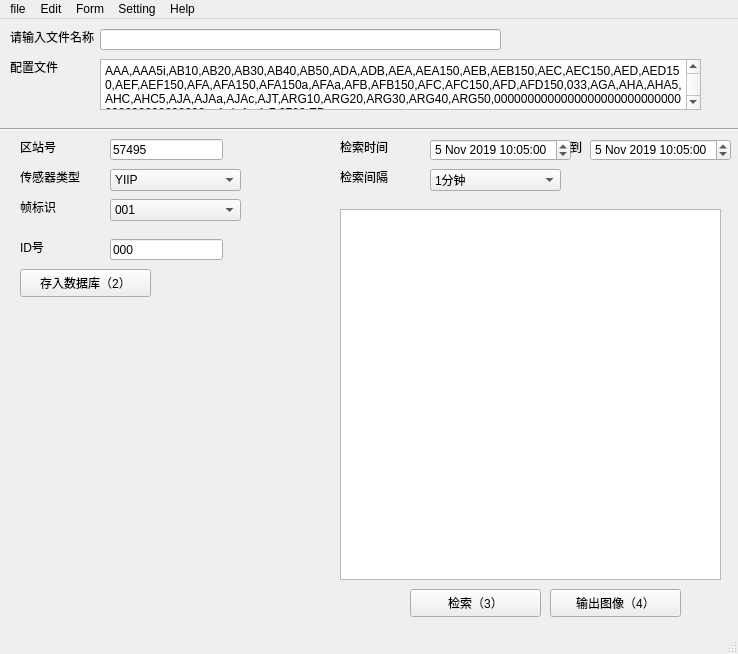
This is untitled.ui in Gzk738/HUAYUN-visualization as Qt 5 draws it before an edit. The edited form follows.
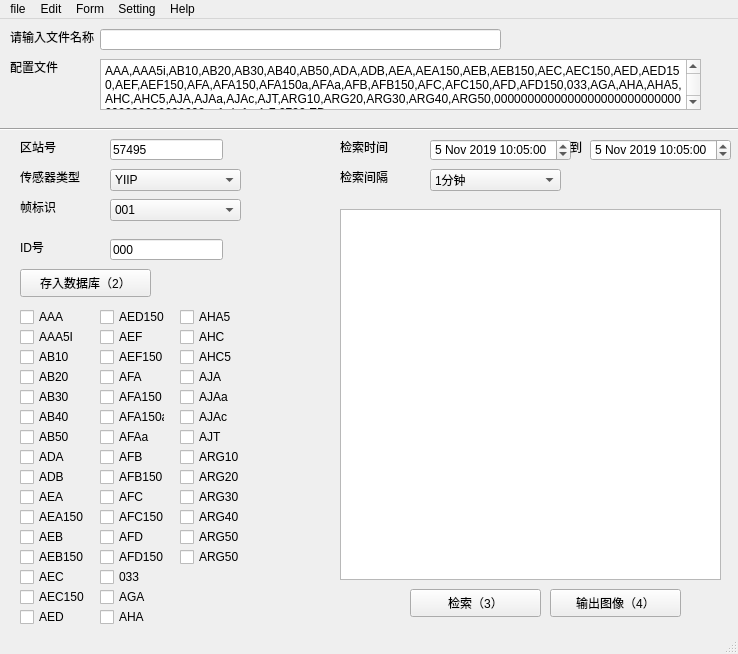
This is the edited form.

```diff
--- a/untitled.ui
+++ b/untitled.ui
@@ -380,6 +380,591 @@
      <string>输出图像（4）</string>
     </property>
    </widget>
+   <widget class="QCheckBox" name="checkBox">
+    <property name="geometry">
+     <rect>
+      <x>20</x>
+      <y>290</y>
+      <width>65</width>
+      <height>16</height>
+     </rect>
+    </property>
+    <property name="text">
+     <string>AAA</string>
+    </property>
+   </widget>
+   <widget class="QCheckBox" name="checkBox_2">
+    <property name="geometry">
+     <rect>
+      <x>20</x>
+      <y>310</y>
+      <width>65</width>
+      <height>16</height>
+     </rect>
+    </property>
+    <property name="text">
+     <string>AAA5I</string>
+    </property>
+   </widget>
+   <widget class="QCheckBox" name="checkBox_3">
+    <property name="geometry">
+     <rect>
+      <x>20</x>
+      <y>330</y>
+      <width>65</width>
+      <height>16</height>
+     </rect>
+    </property>
+    <property name="text">
+     <string>AB10</string>
+    </property>
+   </widget>
+   <widget class="QCheckBox" name="checkBox_4">
+    <property name="geometry">
+     <rect>
+      <x>20</x>
+      <y>350</y>
+      <width>65</width>
+      <height>16</height>
+     </rect>
+    </property>
+    <property name="text">
+     <string>AB20</string>
+    </property>
+   </widget>
+   <widget class="QCheckBox" name="checkBox_5">
+    <property name="geometry">
+     <rect>
+      <x>20</x>
+      <y>370</y>
+      <width>65</width>
+      <height>16</height>
+     </rect>
+    </property>
+    <property name="text">
+     <string>AB30</string>
+    </property>
+   </widget>
+   <widget class="QCheckBox" name="checkBox_6">
+    <property name="geometry">
+     <rect>
+      <x>20</x>
+      <y>390</y>
+      <width>65</width>
+      <height>16</height>
+     </rect>
+    </property>
+    <property name="text">
+     <string>AB40</string>
+    </property>
+   </widget>
+   <widget class="QCheckBox" name="checkBox_7">
+    <property name="geometry">
+     <rect>
+      <x>20</x>
+      <y>410</y>
+      <width>65</width>
+      <height>16</height>
+     </rect>
+    </property>
+    <property name="text">
+     <string>AB50</string>
+    </property>
+   </widget>
+   <widget class="QCheckBox" name="checkBox_8">
+    <property name="geometry">
+     <rect>
+      <x>20</x>
+      <y>430</y>
+      <width>65</width>
+      <height>16</height>
+     </rect>
+    </property>
+    <property name="text">
+     <string>ADA</string>
+    </property>
+   </widget>
+   <widget class="QCheckBox" name="checkBox_9">
+    <property name="geometry">
+     <rect>
+      <x>20</x>
+      <y>450</y>
+      <width>65</width>
+      <height>16</height>
+     </rect>
+    </property>
+    <property name="text">
+     <string>ADB</string>
+    </property>
+   </widget>
+   <widget class="QCheckBox" name="checkBox_10">
+    <property name="geometry">
+     <rect>
+      <x>20</x>
+      <y>470</y>
+      <width>65</width>
+      <height>16</height>
+     </rect>
+    </property>
+    <property name="text">
+     <string>AEA</string>
+    </property>
+   </widget>
+   <widget class="QCheckBox" name="checkBox_11">
+    <property name="geometry">
+     <rect>
+      <x>20</x>
+      <y>490</y>
+      <width>65</width>
+      <height>16</height>
+     </rect>
+    </property>
+    <property name="text">
+     <string>AEA150</string>
+    </property>
+   </widget>
+   <widget class="QCheckBox" name="checkBox_12">
+    <property name="geometry">
+     <rect>
+      <x>20</x>
+      <y>510</y>
+      <width>65</width>
+      <height>16</height>
+     </rect>
+    </property>
+    <property name="text">
+     <string>AEB</string>
+    </property>
+   </widget>
+   <widget class="QCheckBox" name="checkBox_13">
+    <property name="geometry">
+     <rect>
+      <x>20</x>
+      <y>530</y>
+      <width>65</width>
+      <height>16</height>
+     </rect>
+    </property>
+    <property name="text">
+     <string>AEB150</string>
+    </property>
+   </widget>
+   <widget class="QCheckBox" name="checkBox_14">
+    <property name="geometry">
+     <rect>
+      <x>20</x>
+      <y>550</y>
+      <width>65</width>
+      <height>16</height>
+     </rect>
+    </property>
+    <property name="text">
+     <string>AEC</string>
+    </property>
+   </widget>
+   <widget class="QCheckBox" name="checkBox_15">
+    <property name="geometry">
+     <rect>
+      <x>20</x>
+      <y>570</y>
+      <width>65</width>
+      <height>16</height>
+     </rect>
+    </property>
+    <property name="text">
+     <string>AEC150</string>
+    </property>
+   </widget>
+   <widget class="QCheckBox" name="checkBox_16">
+    <property name="geometry">
+     <rect>
+      <x>20</x>
+      <y>590</y>
+      <width>65</width>
+      <height>16</height>
+     </rect>
+    </property>
+    <property name="text">
+     <string>AED</string>
+    </property>
+   </widget>
+   <widget class="QCheckBox" name="checkBox_18">
+    <property name="geometry">
+     <rect>
+      <x>100</x>
+      <y>550</y>
+      <width>65</width>
+      <height>16</height>
+     </rect>
+    </property>
+    <property name="text">
+     <string>033</string>
+    </property>
+   </widget>
+   <widget class="QCheckBox" name="checkBox_19">
+    <property name="geometry">
+     <rect>
+      <x>100</x>
+      <y>290</y>
+      <width>65</width>
+      <height>16</height>
+     </rect>
+    </property>
+    <property name="text">
+     <string>AED150</string>
+    </property>
+   </widget>
+   <widget class="QCheckBox" name="checkBox_20">
+    <property name="geometry">
+     <rect>
+      <x>100</x>
+      <y>370</y>
+      <width>65</width>
+      <height>16</height>
+     </rect>
+    </property>
+    <property name="text">
+     <string>AFA150</string>
+    </property>
+   </widget>
+   <widget class="QCheckBox" name="checkBox_21">
+    <property name="geometry">
+     <rect>
+      <x>100</x>
+      <y>390</y>
+      <width>65</width>
+      <height>16</height>
+     </rect>
+    </property>
+    <property name="text">
+     <string>AFA150a</string>
+    </property>
+   </widget>
+   <widget class="QCheckBox" name="checkBox_22">
+    <property name="geometry">
+     <rect>
+      <x>100</x>
+      <y>430</y>
+      <width>65</width>
+      <height>16</height>
+     </rect>
+    </property>
+    <property name="text">
+     <string>AFB</string>
+    </property>
+   </widget>
+   <widget class="QCheckBox" name="checkBox_23">
+    <property name="geometry">
+     <rect>
+      <x>100</x>
+      <y>570</y>
+      <width>65</width>
+      <height>16</height>
+     </rect>
+    </property>
+    <property name="text">
+     <string>AGA</string>
+    </property>
+   </widget>
+   <widget class="QCheckBox" name="checkBox_24">
+    <property name="geometry">
+     <rect>
+      <x>100</x>
+      <y>450</y>
+      <width>65</width>
+      <height>16</height>
+     </rect>
+    </property>
+    <property name="text">
+     <string>AFB150</string>
+    </property>
+   </widget>
+   <widget class="QCheckBox" name="checkBox_25">
+    <property name="geometry">
+     <rect>
+      <x>100</x>
+      <y>330</y>
+      <width>65</width>
+      <height>16</height>
+     </rect>
+    </property>
+    <property name="text">
+     <string>AEF150</string>
+    </property>
+   </widget>
+   <widget class="QCheckBox" name="checkBox_26">
+    <property name="geometry">
+     <rect>
+      <x>100</x>
+      <y>310</y>
+      <width>65</width>
+      <height>16</height>
+     </rect>
+    </property>
+    <property name="text">
+     <string>AEF</string>
+    </property>
+   </widget>
+   <widget class="QCheckBox" name="checkBox_27">
+    <property name="geometry">
+     <rect>
+      <x>100</x>
+      <y>470</y>
+      <width>65</width>
+      <height>16</height>
+     </rect>
+    </property>
+    <property name="text">
+     <string>AFC</string>
+    </property>
+   </widget>
+   <widget class="QCheckBox" name="checkBox_28">
+    <property name="geometry">
+     <rect>
+      <x>100</x>
+      <y>590</y>
+      <width>65</width>
+      <height>16</height>
+     </rect>
+    </property>
+    <property name="text">
+     <string>AHA</string>
+    </property>
+   </widget>
+   <widget class="QCheckBox" name="checkBox_29">
+    <property name="geometry">
+     <rect>
+      <x>100</x>
+      <y>490</y>
+      <width>65</width>
+      <height>16</height>
+     </rect>
+    </property>
+    <property name="text">
+     <string>AFC150</string>
+    </property>
+   </widget>
+   <widget class="QCheckBox" name="checkBox_30">
+    <property name="geometry">
+     <rect>
+      <x>100</x>
+      <y>350</y>
+      <width>65</width>
+      <height>16</height>
+     </rect>
+    </property>
+    <property name="text">
+     <string>AFA</string>
+    </property>
+   </widget>
+   <widget class="QCheckBox" name="checkBox_31">
+    <property name="geometry">
+     <rect>
+      <x>100</x>
+      <y>530</y>
+      <width>65</width>
+      <height>16</height>
+     </rect>
+    </property>
+    <property name="text">
+     <string>AFD150</string>
+    </property>
+   </widget>
+   <widget class="QCheckBox" name="checkBox_32">
+    <property name="geometry">
+     <rect>
+      <x>100</x>
+      <y>510</y>
+      <width>65</width>
+      <height>16</height>
+     </rect>
+    </property>
+    <property name="text">
+     <string>AFD</string>
+    </property>
+   </widget>
+   <widget class="QCheckBox" name="checkBox_33">
+    <property name="geometry">
+     <rect>
+      <x>100</x>
+      <y>410</y>
+      <width>65</width>
+      <height>16</height>
+     </rect>
+    </property>
+    <property name="text">
+     <string>AFAa</string>
+    </property>
+   </widget>
+   <widget class="QCheckBox" name="checkBox_35">
+    <property name="geometry">
+     <rect>
+      <x>180</x>
+      <y>290</y>
+      <width>65</width>
+      <height>16</height>
+     </rect>
+    </property>
+    <property name="text">
+     <string>AHA5</string>
+    </property>
+   </widget>
+   <widget class="QCheckBox" name="checkBox_36">
+    <property name="geometry">
+     <rect>
+      <x>180</x>
+      <y>370</y>
+      <width>65</width>
+      <height>16</height>
+     </rect>
+    </property>
+    <property name="text">
+     <string>AJAa</string>
+    </property>
+   </widget>
+   <widget class="QCheckBox" name="checkBox_37">
+    <property name="geometry">
+     <rect>
+      <x>180</x>
+      <y>390</y>
+      <width>65</width>
+      <height>16</height>
+     </rect>
+    </property>
+    <property name="text">
+     <string>AJAc</string>
+    </property>
+   </widget>
+   <widget class="QCheckBox" name="checkBox_38">
+    <property name="geometry">
+     <rect>
+      <x>180</x>
+      <y>430</y>
+      <width>65</width>
+      <height>16</height>
+     </rect>
+    </property>
+    <property name="text">
+     <string>ARG10</string>
+    </property>
+   </widget>
+   <widget class="QCheckBox" name="checkBox_40">
+    <property name="geometry">
+     <rect>
+      <x>180</x>
+      <y>450</y>
+      <width>65</width>
+      <height>16</height>
+     </rect>
+    </property>
+    <property name="text">
+     <string>ARG20</string>
+    </property>
+   </widget>
+   <widget class="QCheckBox" name="checkBox_41">
+    <property name="geometry">
+     <rect>
+      <x>180</x>
+      <y>330</y>
+      <width>65</width>
+      <height>16</height>
+     </rect>
+    </property>
+    <property name="text">
+     <string>AHC5</string>
+    </property>
+   </widget>
+   <widget class="QCheckBox" name="checkBox_42">
+    <property name="geometry">
+     <rect>
+      <x>180</x>
+      <y>310</y>
+      <width>65</width>
+      <height>16</height>
+     </rect>
+    </property>
+    <property name="text">
+     <string>AHC</string>
+    </property>
+   </widget>
+   <widget class="QCheckBox" name="checkBox_43">
+    <property name="geometry">
+     <rect>
+      <x>180</x>
+      <y>470</y>
+      <width>65</width>
+      <height>16</height>
+     </rect>
+    </property>
+    <property name="text">
+     <string>ARG30</string>
+    </property>
+   </widget>
+   <widget class="QCheckBox" name="checkBox_45">
+    <property name="geometry">
+     <rect>
+      <x>180</x>
+      <y>490</y>
+      <width>65</width>
+      <height>16</height>
+     </rect>
+    </property>
+    <property name="text">
+     <string>ARG40</string>
+    </property>
+   </widget>
+   <widget class="QCheckBox" name="checkBox_46">
+    <property name="geometry">
+     <rect>
+      <x>180</x>
+      <y>350</y>
+      <width>65</width>
+      <height>16</height>
+     </rect>
+    </property>
+    <property name="text">
+     <string>AJA</string>
+    </property>
+   </widget>
+   <widget class="QCheckBox" name="checkBox_47">
+    <property name="geometry">
+     <rect>
+      <x>180</x>
+      <y>530</y>
+      <width>65</width>
+      <height>16</height>
+     </rect>
+    </property>
+    <property name="text">
+     <string>ARG50</string>
+    </property>
+   </widget>
+   <widget class="QCheckBox" name="checkBox_48">
+    <property name="geometry">
+     <rect>
+      <x>180</x>
+      <y>510</y>
+      <width>65</width>
+      <height>16</height>
+     </rect>
+    </property>
+    <property name="text">
+     <string>ARG50</string>
+    </property>
+   </widget>
+   <widget class="QCheckBox" name="checkBox_49">
+    <property name="geometry">
+     <rect>
+      <x>180</x>
+      <y>410</y>
+      <width>65</width>
+      <height>16</height>
+     </rect>
+    </property>
+    <property name="text">
+     <string>AJT</string>
+    </property>
+   </widget>
   </widget>
   <widget class="QMenuBar" name="menubar">
    <property name="geometry">
```
